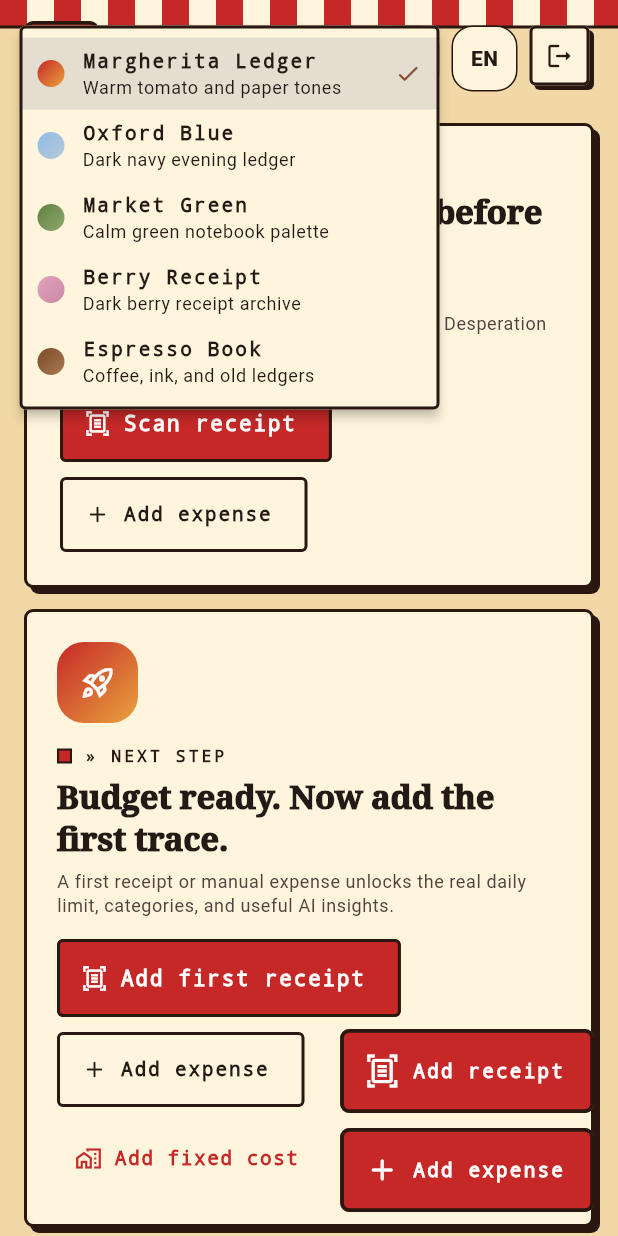
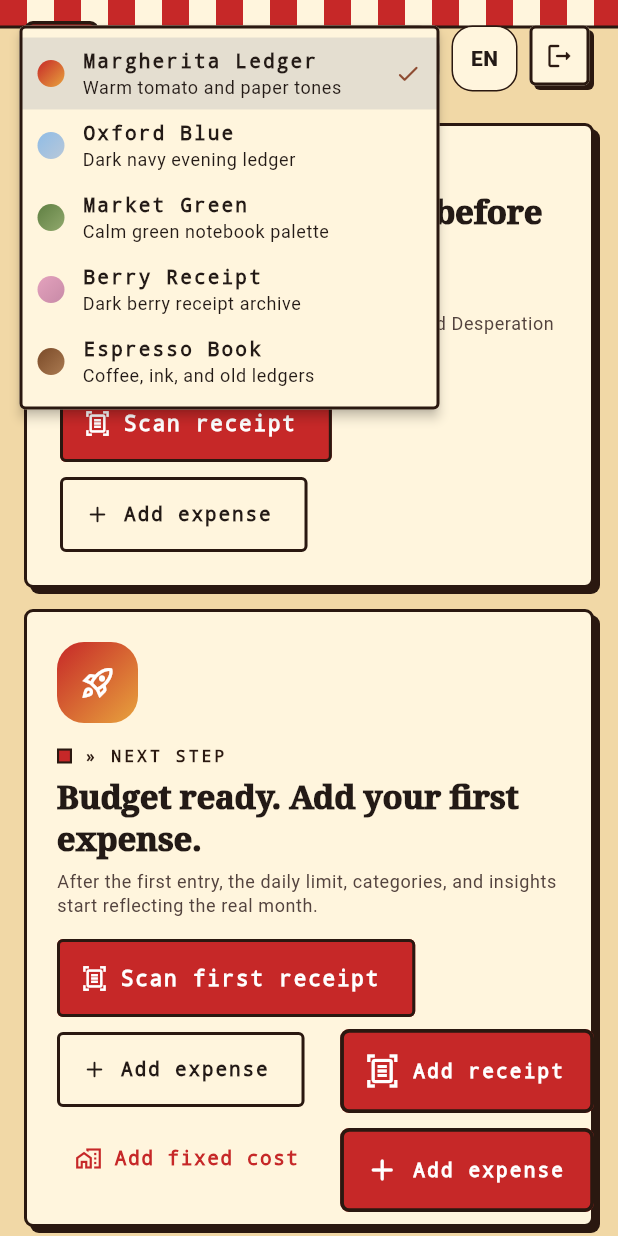
Before and after one commit to piekret/PizzaTracker, a Flutter app: the DashboardScreen screen opened directly, after a tap on the "palette" icon, on a phone screen of 412 x 824 dp. Run offline on Flutter 3.47's test engine with Material 3 defaults, Android fonts, the phone set to English and light mode, and no system bars; our stand-ins replace fl_chart, flutter_dotenv, flutter_riverpod, image_picker, shared_preferences, supabase_flutter; missing offline and left inert: google_mlkit_text_recognition; accounts and stored records are empty; network calls fail.

Commit message:
Polish dashboard empty states

```diff
--- a/lib/src/app_language.dart
+++ b/lib/src/app_language.dart
@@ -345,8 +345,8 @@ const _plKnown = <String, String>{
       'Sprawdź, czy RPC get_budget_snapshot istnieje w Supabase.',
   'Can I afford this?': 'Czy mnie na to stać?',
   'Financial stupidity charts': 'Wykresy finansowych głupot',
-  'See the category split and daily damage for this month.':
-      'Zobacz podział kategorii i dzienne szkody w tym miesiącu.',
+  'See categories, spending pace, and the days that hit hardest.':
+      'Zobacz kategorie, tempo wydatków i dni, które najbardziej bolały.',
   'Emergency recipes': 'Awaryjne przepisy',
   'Unlock recipes when the budget starts looking grim.':
       'Odblokuj przepisy, kiedy budżet zaczyna wyglądać ponuro.',
--- a/lib/src/dashboard/category_spending_card.dart
+++ b/lib/src/dashboard/category_spending_card.dart
@@ -57,7 +57,9 @@ class _CategorySpendingCard extends StatelessWidget {
             const _CategorySpendingEmpty()
           else ...[
             Text(
-              'Current budget period by category.',
+              context.text.isPolish
+                  ? 'Bieżący okres budżetowy według kategorii.'
+                  : 'Current budget period by category.',
               style: Theme.of(context).textTheme.bodySmall?.copyWith(
                 color: Theme.of(context).colorScheme.onSurfaceVariant,
               ),
@@ -97,7 +99,9 @@ class _CategorySpendingEmpty extends StatelessWidget {
           const SizedBox(width: 12),
           Expanded(
             child: Text(
-              'No variable spending in this budget period yet.',
+              context.text.isPolish
+                  ? 'Kategorie pojawią się po pierwszym wydatku w tym okresie.'
+                  : 'Categories will appear after the first expense in this period.',
               style: Theme.of(context).textTheme.bodySmall?.copyWith(
                 color: Theme.of(context).colorScheme.onSurfaceVariant,
               ),
@@ -124,7 +128,11 @@ class _CategorySpendingRow extends StatelessWidget {
   Widget build(BuildContext context) {
     final color = _categoryColor(spending.category, context);
     final share = total <= 0 ? 0.0 : (spending.amount / total).clamp(0.0, 1.0);
-    final itemLabel = spending.itemCount == 1
+    final itemLabel = context.text.isPolish
+        ? spending.itemCount == 1
+              ? '1 wpis'
+              : '${spending.itemCount} wpisy'
+        : spending.itemCount == 1
         ? '1 item'
         : '${spending.itemCount} items';
 
@@ -189,7 +197,9 @@ class _CategorySpendingRow extends StatelessWidget {
                 ),
                 const SizedBox(height: 5),
                 Text(
-                  '${(share * 100).round()}% of variable spending - $itemLabel',
+                  context.text.isPolish
+                      ? '${(share * 100).round()}% wydatków zmiennych - $itemLabel'
+                      : '${(share * 100).round()}% of variable spending - $itemLabel',
                   style: Theme.of(context).textTheme.bodySmall?.copyWith(
                     color: Theme.of(context).colorScheme.onSurfaceVariant,
                   ),
--- a/lib/src/dashboard/dashboard_screen.dart
+++ b/lib/src/dashboard/dashboard_screen.dart
@@ -283,15 +283,15 @@ class _FirstRunNextStepCard extends StatelessWidget {
               const SizedBox(height: 6),
               Text(
                 text.isPolish
-                    ? 'Budżet gotowy. Teraz dodaj pierwszy ślad.'
-                    : 'Budget ready. Now add the first trace.',
+                    ? 'Budżet gotowy. Dodaj pierwszy wydatek.'
+                    : 'Budget ready. Add your first expense.',
                 style: Theme.of(context).textTheme.titleLarge,
               ),
               const SizedBox(height: 6),
               Text(
                 text.isPolish
-                    ? 'Pierwszy paragon albo ręczny wydatek odblokuje realny dzienny limit, kategorie i sensowne podpowiedzi AI.'
-                    : 'A first receipt or manual expense unlocks the real daily limit, categories, and useful AI insights.',
+                    ? 'Po pierwszym wpisie dzienny limit, kategorie i podpowiedzi zaczną pokazywać realny obraz miesiąca.'
+                    : 'After the first entry, the daily limit, categories, and insights start reflecting the real month.',
                 style: Theme.of(context).textTheme.bodySmall?.copyWith(
                   color: Theme.of(context).colorScheme.onSurfaceVariant,
                   height: 1.35,
@@ -307,8 +307,8 @@ class _FirstRunNextStepCard extends StatelessWidget {
                     icon: const Icon(Icons.document_scanner_outlined),
                     label: Text(
                       text.isPolish
-                          ? 'Dodaj pierwszy paragon'
-                          : 'Add first receipt',
+                          ? 'Skanuj pierwszy paragon'
+                          : 'Scan first receipt',
                     ),
                   ),
                   OutlinedButton.icon(
@@ -386,8 +386,8 @@ class _StatsTeaserCard extends StatelessWidget {
                 const SizedBox(height: 4),
                 Text(
                   context.text.isPolish
-                      ? 'Zobacz podział kategorii i dzienne szkody w tym miesiącu.'
-                      : 'See the category split and daily damage for this month.',
+                      ? 'Zobacz kategorie, tempo wydatków i dni, które najbardziej bolały.'
+                      : 'See categories, spending pace, and the days that hit hardest.',
                   style: Theme.of(context).textTheme.bodySmall?.copyWith(
                     color: Theme.of(context).colorScheme.onSurfaceVariant,
                   ),
@@ -452,11 +452,11 @@ class _RecipesTeaserCard extends ConsumerWidget {
                 Text(
                   isLocked
                       ? context.text.isPolish
-                            ? 'Odblokuje się przy desperacji 60+. Na razie pij wodę.'
-                            : 'Unlocks at desperation 60+. For now, hydrate.'
+                            ? 'Odblokuje się przy Indeksie Desperacji 60+.'
+                            : 'Unlocks when the Desperation Index reaches 60+.'
                       : context.text.isPolish
-                      ? 'Użyj tego, co masz. AI utrzyma cię przy życiu.'
-                      : 'Use what you have. AI will keep you alive.',
+                      ? 'Zrób tani posiłek z tego, co już masz.'
+                      : 'Make a cheap meal from what you already have.',
                   style: Theme.of(context).textTheme.bodySmall?.copyWith(
                     color: Theme.of(context).colorScheme.onSurfaceVariant,
                   ),
@@ -620,8 +620,8 @@ class _DashboardHeroCard extends ConsumerWidget {
           const SizedBox(height: 12),
           Text(
             text.isPolish
-                ? 'Zeskanuj paragon albo dodaj wydatek, żeby Indeks Desperacji był uczciwy.'
-                : 'Snap a receipt or log an expense to keep the Desperation Index honest.',
+                ? 'Aktualizuj wydatki, żeby dzienny limit i Indeks Desperacji były wiarygodne.'
+                : 'Keep expenses updated so the daily limit and Desperation Index stay accurate.',
             style: Theme.of(context).textTheme.bodySmall?.copyWith(
               color: Theme.of(context).colorScheme.onSurfaceVariant,
             ),
--- a/lib/src/dashboard/planning_cards.dart
+++ b/lib/src/dashboard/planning_cards.dart
@@ -172,8 +172,8 @@ class _FixedExpensesCard extends ConsumerWidget {
                   ? 'Brak stałych kosztów'
                   : 'No fixed costs yet',
               text: text.isPolish
-                  ? 'Dodaj czynsz, internet, subskrypcje albo cokolwiek, co wpada co miesiąc.'
-                  : 'Add rent, internet, subscriptions, or anything that hits every month.',
+                  ? 'Dodaj koszty, które wracają co miesiąc, żeby dzienny limit był dokładniejszy.'
+                  : 'Add monthly recurring costs so the daily limit is more accurate.',
               actionLabel: text.isPolish
                   ? 'Dodaj stały koszt'
                   : 'Add fixed cost',
@@ -301,10 +301,10 @@ class _IncomeEventsCard extends ConsumerWidget {
           if (events.isEmpty)
             _PlanningEmptyState(
               icon: Icons.event_available_outlined,
-              title: text.isPolish ? 'Brak dat wpływów' : 'No income dates yet',
+              title: text.isPolish ? 'Brak wpływów' : 'No income yet',
               text: text.isPolish
-                  ? 'Dodaj stypendium, wypłatę albo dzień przelewu od rodziców, żeby kalendarz miał sens.'
-                  : 'Add scholarship, paycheck, or parent transfer days so the calendar makes sense.',
+                  ? 'Dodaj wypłatę, stypendium albo inny regularny wpływ, żeby plan miesiąca był pełniejszy.'
+                  : 'Add a paycheck, scholarship, or other regular income to complete the monthly plan.',
               actionLabel: text.isPolish ? 'Dodaj wpływ' : 'Add income',
               onPressed: () => _showAddIncomeEvent(context, ref),
             )
--- a/lib/src/expenses/recent_expenses_card.dart
+++ b/lib/src/expenses/recent_expenses_card.dart
@@ -20,9 +20,7 @@ class _RecentExpensesCard extends ConsumerWidget {
                 crossAxisAlignment: CrossAxisAlignment.start,
                 children: [
                   Kicker(
-                    context.text.isPolish
-                        ? 'Najnowsze szkody'
-                        : 'Latest damage',
+                    context.text.isPolish ? 'Ostatnie wpisy' : 'Latest entries',
                   ),
                   const SizedBox(height: 6),
                   Text(
@@ -199,8 +197,8 @@ class _EmptyExpenses extends StatelessWidget {
           const SizedBox(height: 4),
           Text(
             context.text.isPolish
-                ? 'Dodaj coś, zanim zrobi to pizzeria.'
-                : 'Add one before the pizza place does.',
+                ? 'Dodaj paragon albo ręczny wydatek, żeby historia zaczęła mieć sens.'
+                : 'Add a receipt or manual expense to start building your history.',
             textAlign: TextAlign.center,
             style: Theme.of(context).textTheme.bodySmall?.copyWith(
               color: Theme.of(context).colorScheme.onSurfaceVariant,
```
Also changed, not shown: 1 other file.
